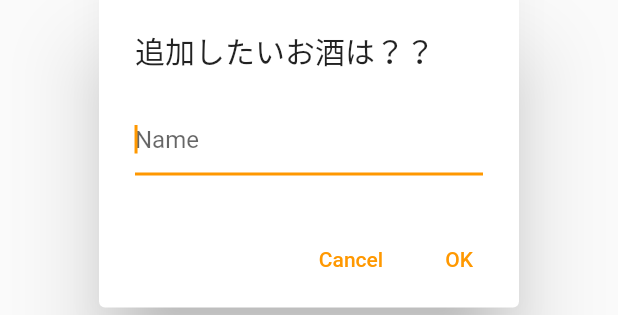
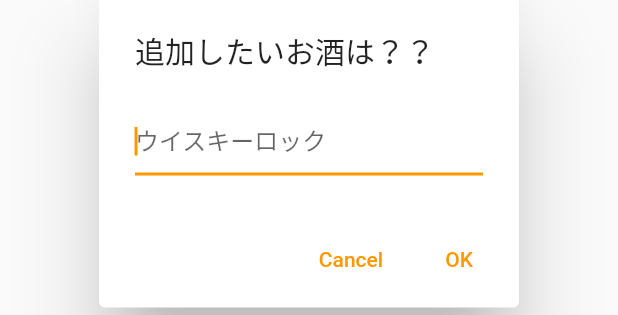
Before and after one commit to rmaejima/flutter-questionair-app, a Flutter app: the AddAlcoholDialog widget shown alone on an empty page, opened directly, on a phone screen of 412 x 824 dp. Shown: the part 468-783 px from the top of the screen. Run offline on Flutter 3.47's test engine with Material 2 defaults, Android fonts, the light colour scheme and no system bars; our stand-ins replace flutter_hooks, flutter_riverpod, freezed_annotation, hooks_riverpod, state_notifier.

Commit message:
Change text

```diff
--- a/lib/views/components/alcohol_select/add_alcohol_dialog.dart
+++ b/lib/views/components/alcohol_select/add_alcohol_dialog.dart
@@ -15,7 +15,7 @@ class AddAlcoholDialog extends HookWidget {
       content: TextField(
         controller: _textFieldController,
         decoration: InputDecoration(
-          hintText: 'Name',
+          hintText: 'ウイスキーロック',
         ),
         autofocus: true,
         keyboardType: TextInputType.name,
--- a/lib/views/components/amount_select/add_amount_dialog.dart
+++ b/lib/views/components/amount_select/add_amount_dialog.dart
@@ -15,7 +15,7 @@ class AddAmountDialog extends HookWidget {
       content: TextField(
         controller: _textFieldController,
         decoration: InputDecoration(
-          hintText: 'Name',
+          hintText: '3杯',
         ),
         autofocus: true,
         keyboardType: TextInputType.name,
--- a/lib/views/components/player_select/add_player_dialog.dart
+++ b/lib/views/components/player_select/add_player_dialog.dart
@@ -14,7 +14,7 @@ class AddPlayerDialog extends HookWidget {
       content: TextField(
         controller: _textFieldController,
         decoration: InputDecoration(
-          hintText: 'Name',
+          hintText: '酒好太郎',
         ),
         autofocus: true,
         keyboardType: TextInputType.name,
```
